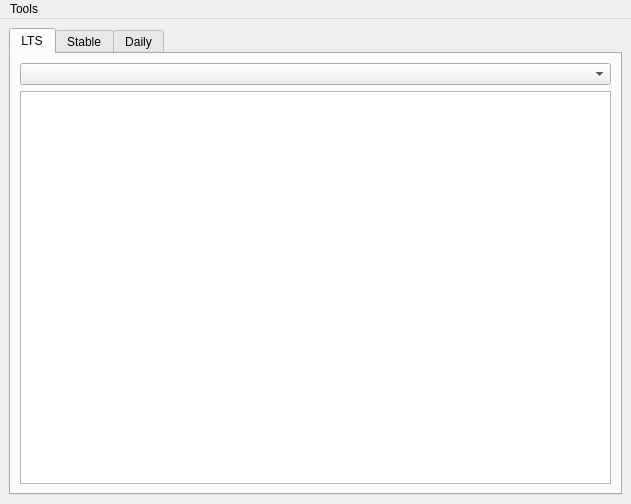
Old version of the form blender_manager.ui in the repository sanath111/Blender_Manager.
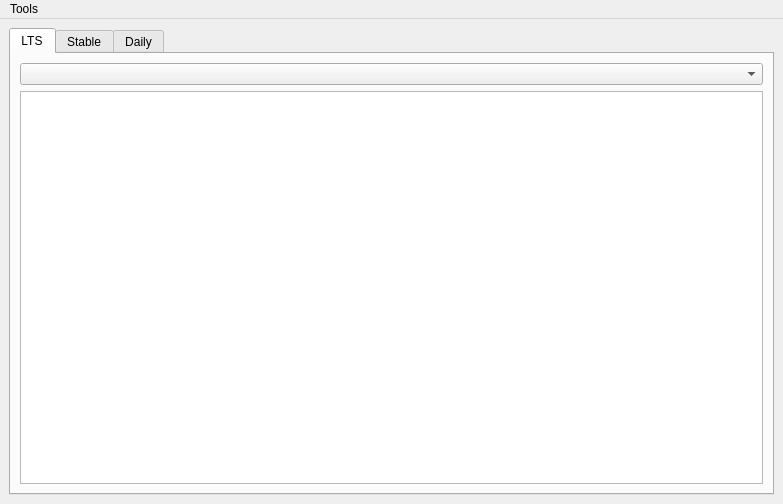
New version of the form.

What changed in the file:
```diff
--- a/blender_manager.ui
+++ b/blender_manager.ui
@@ -6,7 +6,7 @@
    <rect>
     <x>0</x>
     <y>0</y>
-    <width>631</width>
+    <width>783</width>
     <height>504</height>
    </rect>
   </property>
@@ -75,7 +75,7 @@
     <rect>
      <x>0</x>
      <y>0</y>
-     <width>631</width>
+     <width>783</width>
      <height>23</height>
     </rect>
    </property>
```
